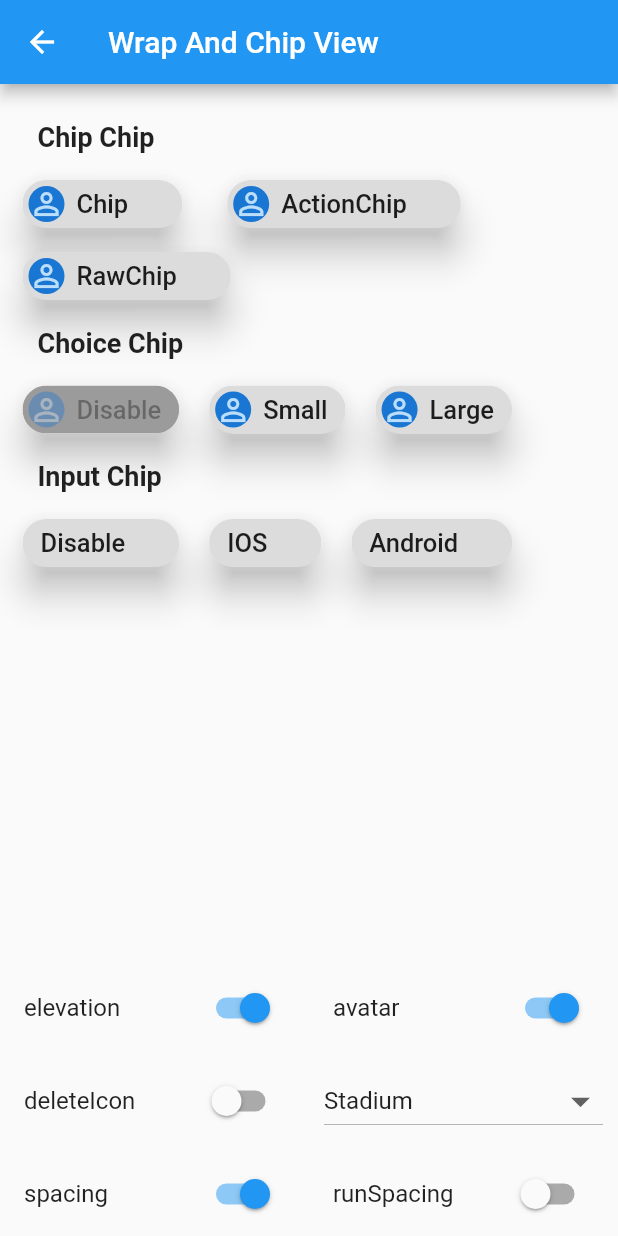
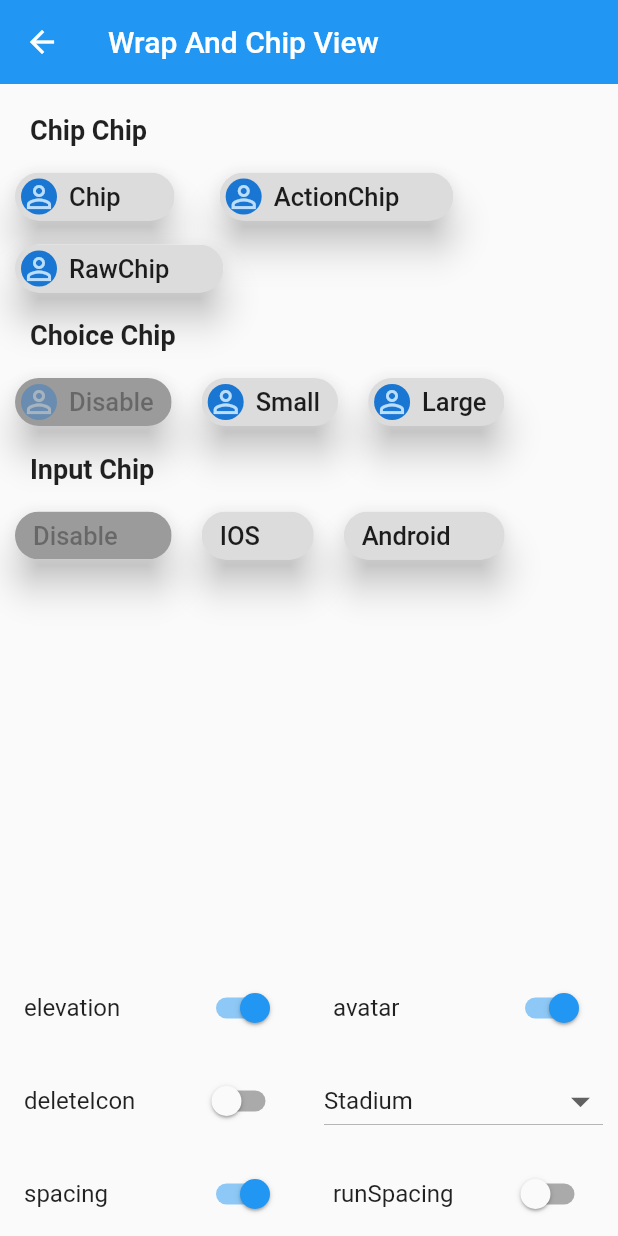
Before and after one commit to luke-nguyen-goldenowl/flutter_widget_app, a Flutter app: the screen it shows after launch, after a tap on "Wrap And Chip View", on a phone screen of 412 x 824 dp. Run offline on Flutter 3.47's test engine with Material 2 defaults, Android fonts, the light colour scheme and no system bars.

Commit message:
Update CustomScrollView for all Screens

```diff
--- a/lib/main.dart
+++ b/lib/main.dart
@@ -41,6 +41,7 @@ class MyApp extends StatelessWidget {
                 return const StackAndAlign();
               case WrapAndChipView.routeName:
                 return const WrapAndChipView();
+
               case HomePage.routeName:
 
               default:
--- a/lib/screens/home_page.dart
+++ b/lib/screens/home_page.dart
@@ -17,13 +17,13 @@ class HomePage extends StatelessWidget {
   @override
   Widget build(BuildContext context) {
     return Scaffold(
-      appBar: AppBar(
-        title: const Text('Flutter Widget App'),
+      body: CustomScrollView(
+        slivers: [
+          const SliverAppBar(
+            title: Text('Flutter Widget App'),
           ),
-      body: Padding(
-        padding: const EdgeInsets.all(8.0),
-        child: GridView.count(
-          crossAxisCount: 3,
+          SliverGrid.count(
+            crossAxisCount: 2,
             crossAxisSpacing: 10,
             mainAxisSpacing: 10,
             children: [
@@ -114,9 +114,10 @@ class HomePage extends StatelessWidget {
                     fontSize: 25,
                   ),
                 ),
-            )
+              ),
             ],
           ),
+        ],
       ),
     );
   }
--- a/lib/screens/wrap_and_chip_view.dart
+++ b/lib/screens/wrap_and_chip_view.dart
@@ -29,14 +29,16 @@ class WrapAndChipViewState extends State<WrapAndChipView> {
   @override
   Widget build(BuildContext context) {
     return Scaffold(
-      appBar: AppBar(
-        title: const Text('Wrap And Chip View'),
+      body: CustomScrollView(
+        slivers: [
+          const SliverAppBar(
+            title: Text('Wrap And Chip View'),
           ),
-      body: SingleChildScrollView(
-        padding: const EdgeInsets.all(15),
-        child: Column(
-          crossAxisAlignment: CrossAxisAlignment.start,
-          children: [
+          SliverPadding(
+            padding: const EdgeInsets.all(10.0),
+            sliver: SliverList(
+              delegate: SliverChildListDelegate(
+                [
                   _myTitle('Chip Chip'),
                   Wrap(
                     spacing: _spacing ? 30 : 0,
@@ -78,9 +80,10 @@ class WrapAndChipViewState extends State<WrapAndChipView> {
                     spacing: _spacing ? 20 : 0,
                     runSpacing: _runSpacing ? 10 : 0,
                     children: [
-                _myInputChip('Disable', false),
+                      _myInputChip('Disable', false, false),
                       _myInputChip(
                         'IOS',
+                        true,
                         _slctIOS,
                         onSelected: (val) {
                           setState(() {
@@ -90,6 +93,7 @@ class WrapAndChipViewState extends State<WrapAndChipView> {
                       ),
                       _myInputChip(
                         'Android',
+                        true,
                         _slctAndroid,
                         onSelected: (val) {
                           setState(() {
@@ -101,6 +105,9 @@ class WrapAndChipViewState extends State<WrapAndChipView> {
                   ),
                 ],
               ),
+            ),
+          ),
+        ],
       ),
       bottomNavigationBar: Wrap(
         children: [
@@ -259,7 +266,7 @@ class WrapAndChipViewState extends State<WrapAndChipView> {
     );
   }
 
-  Widget _myInputChip(String name, bool value, {onSelected}) {
+  Widget _myInputChip(String name, bool enable, bool value, {onSelected}) {
     return InputChip(
       label: Text(
         name,
@@ -268,6 +275,7 @@ class WrapAndChipViewState extends State<WrapAndChipView> {
         ),
       ),
       selected: value,
+      isEnabled: enable,
       onSelected: onSelected,
       shape: mapShape[_myShape],
       elevation: _showEvelation ? 10 : 0,
```
Also changed, not shown: lib/screens/bottom_app_bar_view.dart (+10 -5 lines), lib/screens/container_view.dart (+12 -6 lines), lib/screens/form_view.dart (+9 -5 lines), lib/screens/list_title.dart (+10 -4 lines), lib/screens/other_view.dart (+12 -8 lines), lib/screens/row_and_column.dart (+12 -6 lines), lib/screens/stack_and_align.dart (+12 -8 lines). Lines whose indentation alone changed are shown as unchanged.
